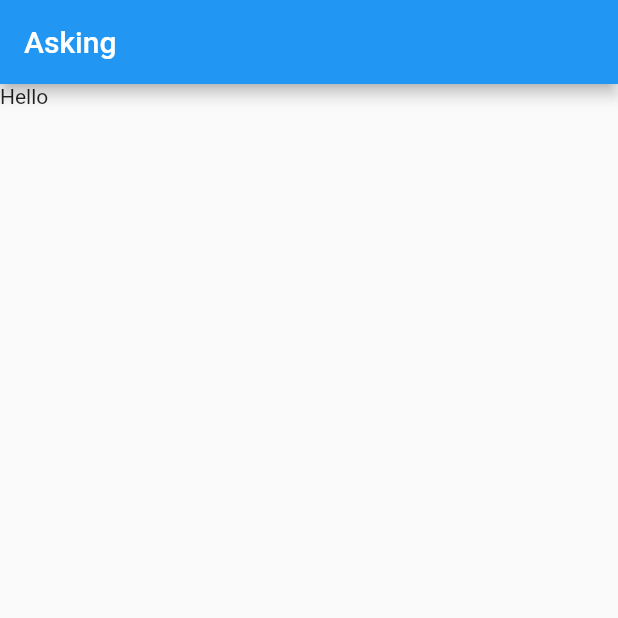
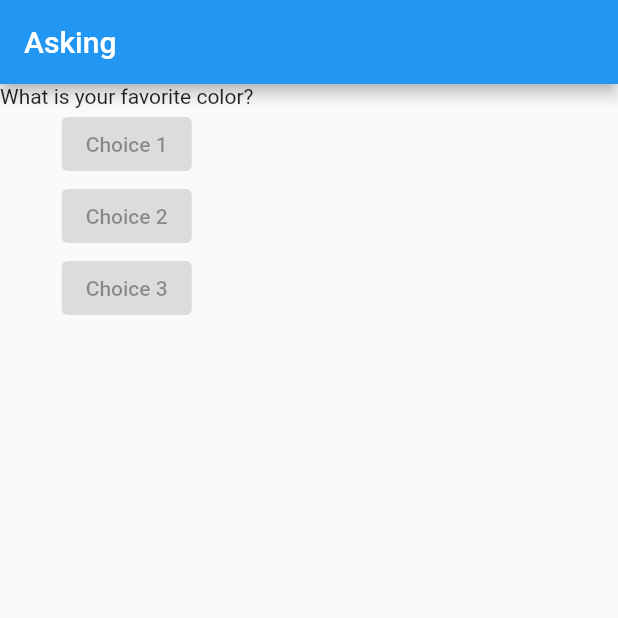
Before and after one commit to davisantosr/ask_questions_flutter_app, a Flutter app: the screen it shows after launch, on a phone screen of 412 x 824 dp, the top half of it. Run offline on Flutter 3.47's test engine with Material 2 defaults, Android fonts, the phone set to English and light mode, and no system bars.

Commit message:
using Column

```diff
--- a/lib/main.dart
+++ b/lib/main.dart
@@ -5,12 +5,31 @@ main() => runApp(new AskApp());
 @override
 class AskApp extends StatelessWidget {
   Widget build(BuildContext context) {
+    final List<String> asks = [
+      'What is your favorite color?',
+      'What is your favorite pet?'
+    ];
+
     return new MaterialApp(
       home: Scaffold(
         appBar: AppBar(
           title: Text('Asking'),
         ),
-        body: Text('Hello'),
+        body: Column(children: [
+          Text(asks.elementAt(0)),
+          ElevatedButton(
+            child: Text('Choice 1'),
+            onPressed: null,
+          ),
+          ElevatedButton(
+            child: Text('Choice 2'),
+            onPressed: null,
+          ),
+          ElevatedButton(
+            child: Text('Choice 3'),
+            onPressed: null,
+          ),
+        ]),
       ),
     );
   }
```
